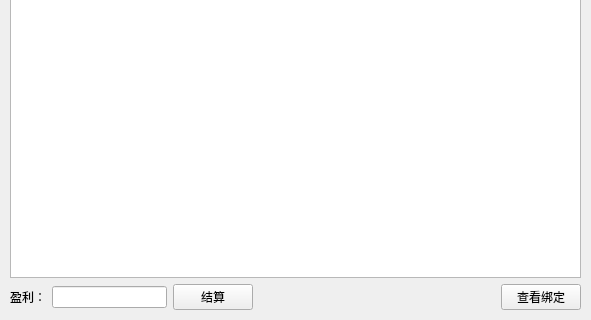
Qt form settledialog.ui (cryring/myorder) before a commit; both pictures show x 0 to 591 and y 201 to 521 of the 591 by 521 pixel window.
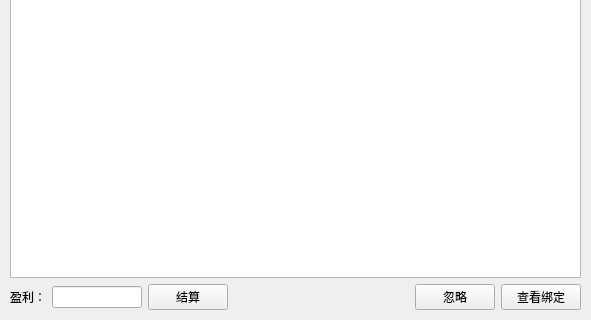
The same form after that commit.

What changed in the file:
```diff
--- a/settledialog.ui
+++ b/settledialog.ui
@@ -13,7 +13,7 @@
   <property name="windowTitle">
    <string/>
   </property>
-  <widget class="QWidget" name="">
+  <widget class="QWidget" name="layoutWidget">
    <property name="geometry">
     <rect>
      <x>10</x>
@@ -86,6 +86,13 @@
         </property>
        </spacer>
       </item>
+      <item>
+       <widget class="QPushButton" name="ignoreButton">
+        <property name="text">
+         <string>忽略</string>
+        </property>
+       </widget>
+      </item>
       <item>
        <widget class="QPushButton" name="viewBindButton">
         <property name="text">
```
